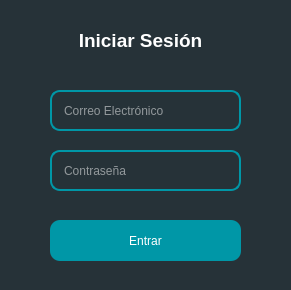
Qt form ui/login.ui (hm2206/strong_teeth) before a commit.
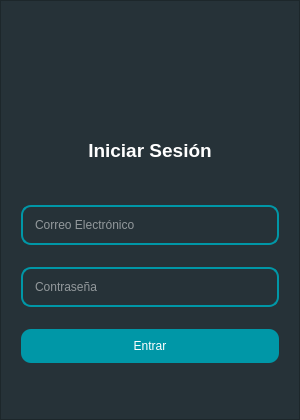
The same form after that commit. Icons and pictures are not drawn.

```diff
--- a/ui/login.ui
+++ b/ui/login.ui
@@ -9,8 +9,8 @@
    <rect>
     <x>0</x>
     <y>0</y>
-    <width>291</width>
-    <height>290</height>
+    <width>300</width>
+    <height>420</height>
    </rect>
   </property>
   <property name="sizePolicy">
@@ -19,6 +19,18 @@
     <verstretch>0</verstretch>
    </sizepolicy>
   </property>
+  <property name="minimumSize">
+   <size>
+    <width>300</width>
+    <height>420</height>
+   </size>
+  </property>
+  <property name="maximumSize">
+   <size>
+    <width>300</width>
+    <height>420</height>
+   </size>
+  </property>
   <property name="windowTitle">
    <string>Login</string>
   </property>
@@ -26,7 +38,7 @@
    <enum>Qt::LeftToRight</enum>
   </property>
   <property name="autoFillBackground">
-   <bool>true</bool>
+   <bool>false</bool>
   </property>
   <property name="styleSheet">
    <string notr="true">background-color: #263238;</string>
@@ -35,38 +47,86 @@
    <bool>true</bool>
   </property>
   <widget class="QWidget" name="centralwidget">
-   <widget class="QLineEdit" name="input_username">
-    <property name="geometry">
-     <rect>
-      <x>50</x>
-      <y>90</y>
-      <width>191</width>
-      <height>41</height>
-     </rect>
+   <layout class="QVBoxLayout" name="verticalLayout">
+    <property name="spacing">
+     <number>0</number>
     </property>
-    <property name="styleSheet">
-     <string notr="true">QLineEdit {
-    color:  white;
-    border-style:  solid;
-    border-width: 1.5px;
-    border-color: #0097a7;
-	border-radius: 10px;
-	padding: 10px;
-}</string>
+    <property name="leftMargin">
+     <number>0</number>
     </property>
-    <property name="placeholderText">
-     <string>Correo Electrónico</string>
+    <property name="topMargin">
+     <number>0</number>
     </property>
-   </widget>
-   <widget class="QLabel" name="label">
+    <property name="rightMargin">
+     <number>0</number>
+    </property>
+    <property name="bottomMargin">
+     <number>0</number>
+    </property>
+    <item>
+     <widget class="QFrame" name="frame">
+      <property name="frameShape">
+       <enum>QFrame::StyledPanel</enum>
+      </property>
+      <property name="frameShadow">
+       <enum>QFrame::Raised</enum>
+      </property>
+      <layout class="QVBoxLayout" name="verticalLayout_2" stretch="2,1,4">
+       <property name="spacing">
+        <number>0</number>
+       </property>
+       <property name="leftMargin">
+        <number>0</number>
+       </property>
+       <property name="topMargin">
+        <number>0</number>
+       </property>
+       <property name="rightMargin">
+        <number>0</number>
+       </property>
+       <property name="bottomMargin">
+        <number>0</number>
+       </property>
+       <item>
+        <widget class="QFrame" name="frame_2">
+         <property name="frameShape">
+          <enum>QFrame::NoFrame</enum>
+         </property>
+         <property name="frameShadow">
+          <enum>QFrame::Raised</enum>
+         </property>
+         <widget class="QLabel" name="label_2">
     <property name="geometry">
      <rect>
-      <x>80</x>
+            <x>110</x>
       <y>20</y>
-      <width>121</width>
-      <height>41</height>
-     </rect>
-    </property>
+            <width>81</width>
+            <height>81</height>
+           </rect>
+          </property>
+          <property name="text">
+           <string/>
+          </property>
+          <property name="pixmap">
+           <pixmap>../assets/images/logo.png</pixmap>
+          </property>
+          <property name="scaledContents">
+           <bool>true</bool>
+          </property>
+         </widget>
+        </widget>
+       </item>
+       <item>
+        <widget class="QFrame" name="frame_3">
+         <property name="frameShape">
+          <enum>QFrame::NoFrame</enum>
+         </property>
+         <property name="frameShadow">
+          <enum>QFrame::Raised</enum>
+         </property>
+         <layout class="QVBoxLayout" name="verticalLayout_4">
+          <item>
+           <widget class="QLabel" name="label">
     <property name="font">
      <font>
       <pointsize>14</pointsize>
@@ -90,18 +150,50 @@
      <set>Qt::AlignCenter</set>
     </property>
    </widget>
+          </item>
+         </layout>
+        </widget>
+       </item>
+       <item>
+        <widget class="QFrame" name="frame_4">
+         <property name="frameShape">
+          <enum>QFrame::NoFrame</enum>
+         </property>
+         <property name="frameShadow">
+          <enum>QFrame::Raised</enum>
+         </property>
+         <layout class="QVBoxLayout" name="verticalLayout_3">
+          <property name="leftMargin">
+           <number>20</number>
+          </property>
+          <property name="rightMargin">
+           <number>20</number>
+          </property>
+          <property name="bottomMargin">
+           <number>40</number>
+          </property>
+          <item>
+           <widget class="QLineEdit" name="input_username">
+            <property name="styleSheet">
+             <string notr="true">QLineEdit {
+    color:  white;
+    border-style:  solid;
+    border-width: 1.5px;
+    border-color: #0097a7;
+	border-radius: 10px;
+	padding: 10px;
+}</string>
+            </property>
+            <property name="placeholderText">
+             <string>Correo Electrónico</string>
+            </property>
+           </widget>
+          </item>
+          <item>
    <widget class="QLineEdit" name="input_password">
     <property name="enabled">
      <bool>true</bool>
     </property>
-    <property name="geometry">
-     <rect>
-      <x>50</x>
-      <y>150</y>
-      <width>191</width>
-      <height>41</height>
-     </rect>
-    </property>
     <property name="styleSheet">
      <string notr="true">QLineEdit {
     color:  white;
@@ -131,15 +223,9 @@
      <bool>true</bool>
     </property>
    </widget>
+          </item>
+          <item>
    <widget class="QPushButton" name="btn_save">
-    <property name="geometry">
-     <rect>
-      <x>50</x>
-      <y>220</y>
-      <width>191</width>
-      <height>41</height>
-     </rect>
-    </property>
     <property name="cursor">
      <cursorShape>PointingHandCursor</cursorShape>
     </property>
@@ -155,11 +241,14 @@
      <string>Entrar</string>
     </property>
    </widget>
-  </widget>
-  <widget class="QStatusBar" name="statusbar">
-   <property name="sizeGripEnabled">
-    <bool>false</bool>
-   </property>
+          </item>
+         </layout>
+        </widget>
+       </item>
+      </layout>
+     </widget>
+    </item>
+   </layout>
   </widget>
  </widget>
  <resources/>
```
Lines whose indentation alone changed are shown as unchanged.
